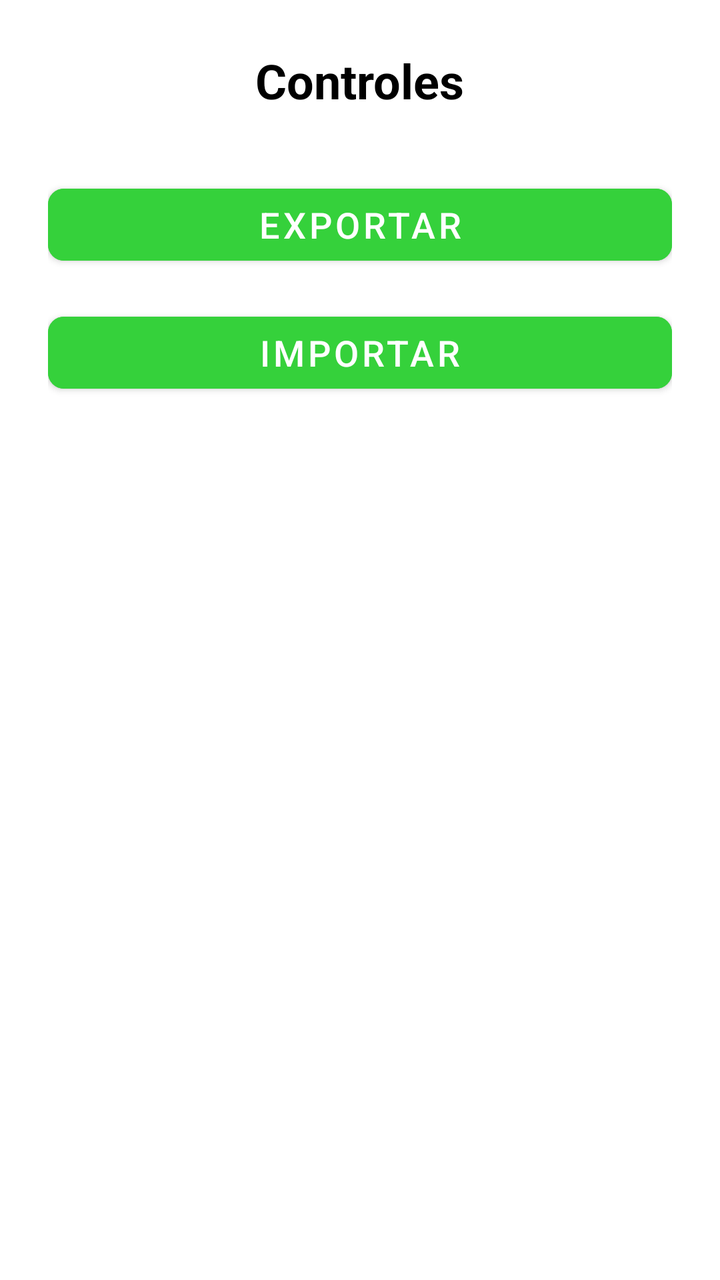
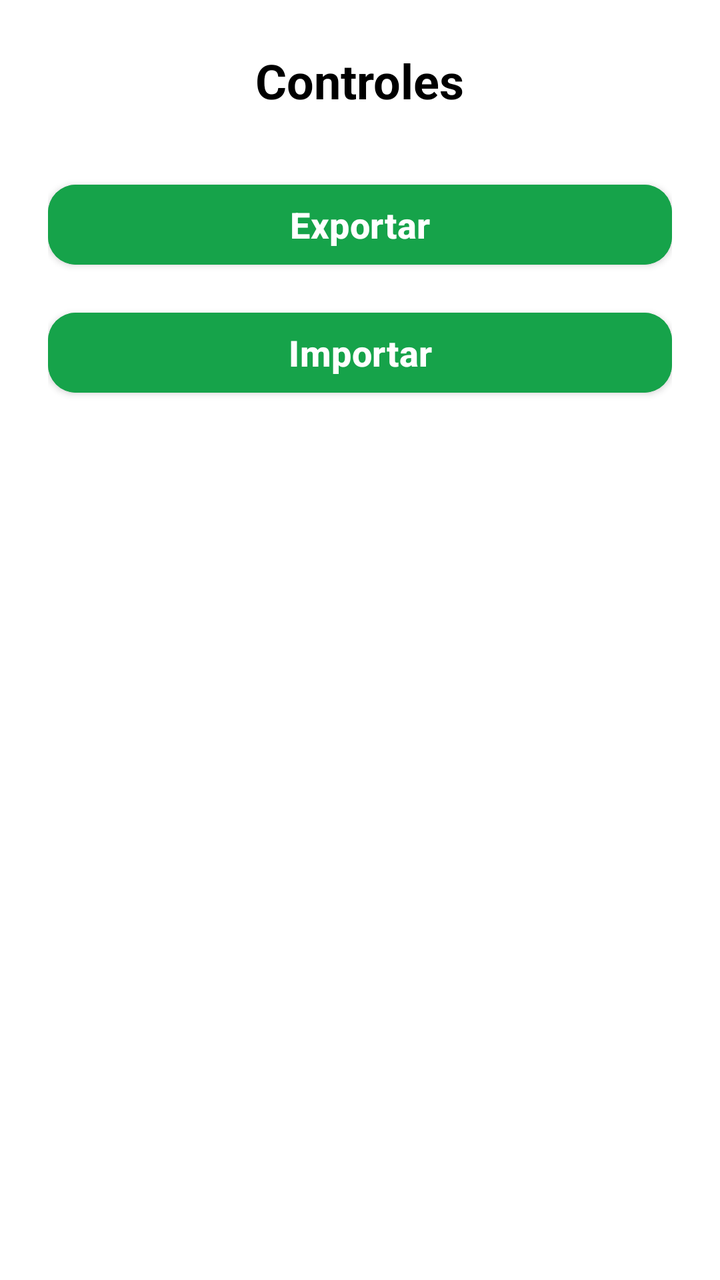

Two renders of the same Android screen: before a commit and after it. Below are the layout's source before the change and the commit's diff.
<!-- AndroidManifest.xml: application theme AppTheme -->
<!-- res/layout/activity_backup.xml -->
<?xml version="1.0" encoding="utf-8"?>
<LinearLayout xmlns:android="http://schemas.android.com/apk/res/android"
    android:id="@+id/layoutBackup"
    android:layout_width="match_parent"
    android:layout_height="match_parent"
    android:orientation="vertical"
    android:padding="24dp"
    android:gravity="center_horizontal">

    
    <TextView
        android:id="@+id/textTituloControles"
        android:layout_width="wrap_content"
        android:layout_height="wrap_content"
        android:text="Controles"
        android:textSize="24sp"
        android:textStyle="bold"
        android:textColor="@android:color/black"
        android:layout_marginBottom="32dp"/>

    
    <Button
        android:id="@+id/buttonExportar"
        android:layout_width="match_parent"
        android:layout_height="48dp"
        android:text="Exportar"
        android:textSize="18sp"
        android:backgroundTint="@color/botaoCameras"
        android:layout_marginBottom="16dp"/>

    
    <Button
        android:id="@+id/buttonImportar"
        android:layout_width="match_parent"
        android:layout_height="48dp"
        android:text="Importar"
        android:textSize="18sp"
        android:backgroundTint="@color/botaoCameras"/>

</LinearLayout>
<!-- resources referenced by this layout -->
<resources>
  <color name="botaoCameras">#35D13B</color>
  <style name="AppTheme" parent="Theme.MaterialComponents.DayNight.DarkActionBar">
          <item name="colorPrimary">@color/colorPrimary</item>
          <item name="colorPrimaryDark">@color/black</item>
          <item name="colorAccent">@color/black</item>
          <item name="android:windowBackground">@color/white</item>
          <item name="android:textColor">@color/black</item>
          <item name="android:textColorPrimary">@color/corTitulo</item>
  
          
          <item name="materialButtonStyle">@style/Widget.Condominio.Button</item>
          <item name="textInputStyle">@style/Widget.Condominio.TextInputLayout</item>
      </style>
  <color name="colorPrimary">#062AF2</color>
  <color name="black">#000000</color>
  <color name="white">#FFFFFF</color>
  <color name="corTitulo">#070707</color>
  <style name="Widget.Condominio.Button" parent="Widget.MaterialComponents.Button">
          <item name="backgroundTint">@color/colorPrimary</item>
          <item name="android:textColor">@color/white</item>
          <item name="cornerRadius">8dp</item>
      </style>
  <style name="Widget.Condominio.TextInputLayout" parent="Widget.MaterialComponents.TextInputLayout.OutlinedBox">
          <item name="boxBackgroundColor">@color/white</item>
          <item name="boxStrokeColor">@color/colorPrimary</item>
          <item name="hintTextColor">@color/colorPrimary</item>
          <item name="android:textColorHint">@color/colorPrimary</item>
      </style>
</resources>

<!-- the commit's change to res/layout/activity_backup.xml (unified diff, before → after) -->
@@ -25,7 +25,7 @@
         android:layout_height="48dp"
         android:text="Exportar"
         android:textSize="18sp"
-        android:backgroundTint="@color/botaoCameras"
+        android:backgroundTint="@color/botaoSucesso"
         android:layout_marginBottom="16dp"/>
 
     
@@ -35,6 +35,6 @@
         android:layout_height="48dp"
         android:text="Importar"
         android:textSize="18sp"
-        android:backgroundTint="@color/botaoCameras"/>
+        android:backgroundTint="@color/botaoSucesso"/>
 
 </LinearLayout>
<!-- resource entries referenced after the edit -->
@@ -1,6 +1,6 @@
 <!-- resources referenced by this layout -->
 <resources>
-  <color name="botaoCameras">#35D13B</color>
+  <color name="botaoSucesso">#16A34A</color>
   <style name="AppTheme" parent="Theme.MaterialComponents.DayNight.DarkActionBar">
           <item name="colorPrimary">@color/colorPrimary</item>
           <item name="colorPrimaryDark">@color/black</item>
@@ -13,14 +13,24 @@
           <item name="materialButtonStyle">@style/Widget.Condominio.Button</item>
           <item name="textInputStyle">@style/Widget.Condominio.TextInputLayout</item>
       </style>
-  <color name="colorPrimary">#062AF2</color>
+  <color name="colorPrimary">#1E3A8A</color>
   <color name="black">#000000</color>
   <color name="white">#FFFFFF</color>
   <color name="corTitulo">#070707</color>
   <style name="Widget.Condominio.Button" parent="Widget.MaterialComponents.Button">
-          <item name="backgroundTint">@color/colorPrimary</item>
+          <item name="backgroundTint">@color/botaoPrimario</item>
           <item name="android:textColor">@color/white</item>
-          <item name="cornerRadius">8dp</item>
+          <item name="cornerRadius">14dp</item>
+          <item name="android:textAllCaps">false</item>
+          <item name="android:textStyle">bold</item>
+          <item name="android:textSize">15sp</item>
+          <item name="android:letterSpacing">0.01</item>
+          <item name="android:minHeight">52dp</item>
+          <item name="android:insetTop">4dp</item>
+          <item name="android:insetBottom">4dp</item>
+          <item name="android:elevation">2dp</item>
+          <item name="iconTint">@color/white</item>
+          <item name="iconPadding">8dp</item>
       </style>
   <style name="Widget.Condominio.TextInputLayout" parent="Widget.MaterialComponents.TextInputLayout.OutlinedBox">
           <item name="boxBackgroundColor">@color/white</item>
@@ -28,5 +38,6 @@
           <item name="hintTextColor">@color/colorPrimary</item>
           <item name="android:textColorHint">@color/colorPrimary</item>
       </style>
+  <color name="botaoPrimario">#2563EB</color>
 </resources>
 
